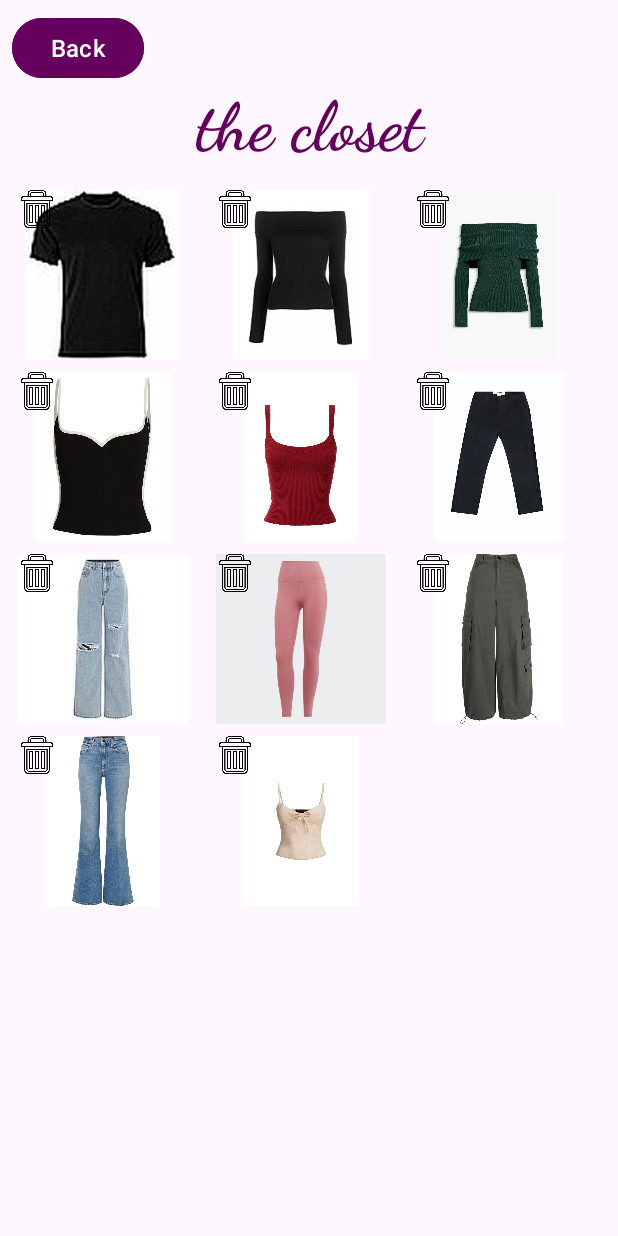
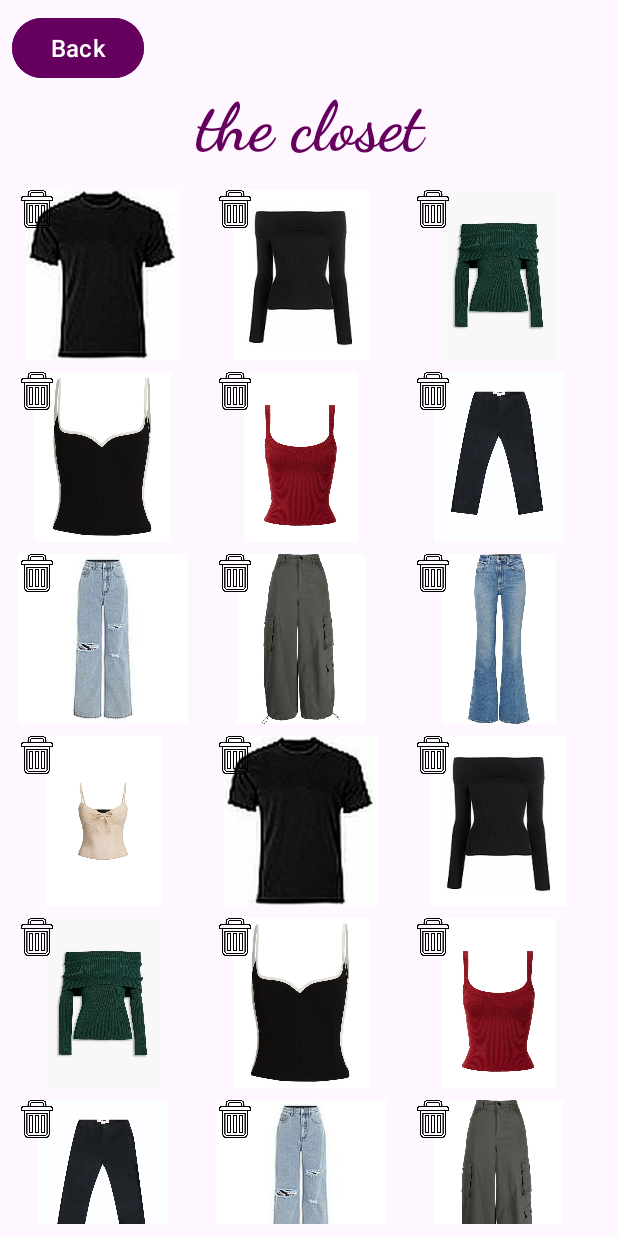
Before and after one commit to ayagraff273/tester, an Android app: the screen it shows after launch (gallery), after a tap on an icon or button, on a phone screen of 412 x 824 dp. Run offline under Robolectric (Android 15) with nearby library versions, the phone set to English and light mode, and no system bars.

Commit message:
dicorition changes

```diff
--- a/app/src/main/java/com/graff/tester/MainActivity.java
+++ b/app/src/main/java/com/graff/tester/MainActivity.java
@@ -27,8 +27,9 @@ public class MainActivity extends AppCompatActivity {
     private ImageView shirt, pants;
     private int currentShirtIndex = 0;
     private int currentPantsIndex = 0;
-    private int[] shirts = {R.drawable.shirt1, R.drawable.shirt2, R.drawable.sample_shirt};
-    private int[] pantsArray = {R.drawable.pants, R.drawable.pants2, R.drawable.pants3};
+    private int[] shirts = {R.drawable.shirt1, R.drawable.shirt2, R.drawable.sample_shirt,R.drawable.shirt6,R.drawable.shirt3,R.drawable.shirt4,R.drawable.shirt5};
+
+    private int[] pantsArray = {R.drawable.pants, R.drawable.pants2,R.drawable.pants4,R.drawable.pants5};
     private ImageButton thecollection;
     private Button addclothes;
     private String itemType;
--- a/app/src/main/java/com/graff/tester/gallery.java
+++ b/app/src/main/java/com/graff/tester/gallery.java
@@ -21,7 +21,16 @@ public class gallery extends AppCompatActivity {
             R.drawable.shirt5,
             R.drawable.pants,
             R.drawable.pants2,
-            R.drawable.pants3,
+            R.drawable.pants4,
+            R.drawable.pants5,
+            R.drawable.shirt6,
+            R.drawable.shirt1,
+            R.drawable.shirt2,
+            R.drawable.shirt3,
+            R.drawable.shirt4,
+            R.drawable.shirt5,
+            R.drawable.pants,
+            R.drawable.pants2,
             R.drawable.pants4,
             R.drawable.pants5,
             R.drawable.shirt6
```
